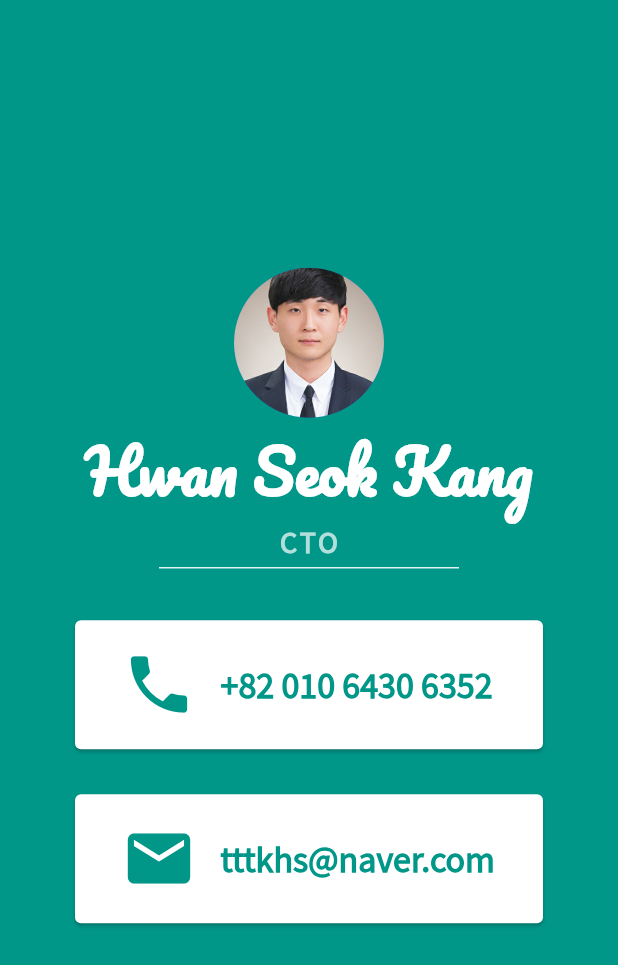
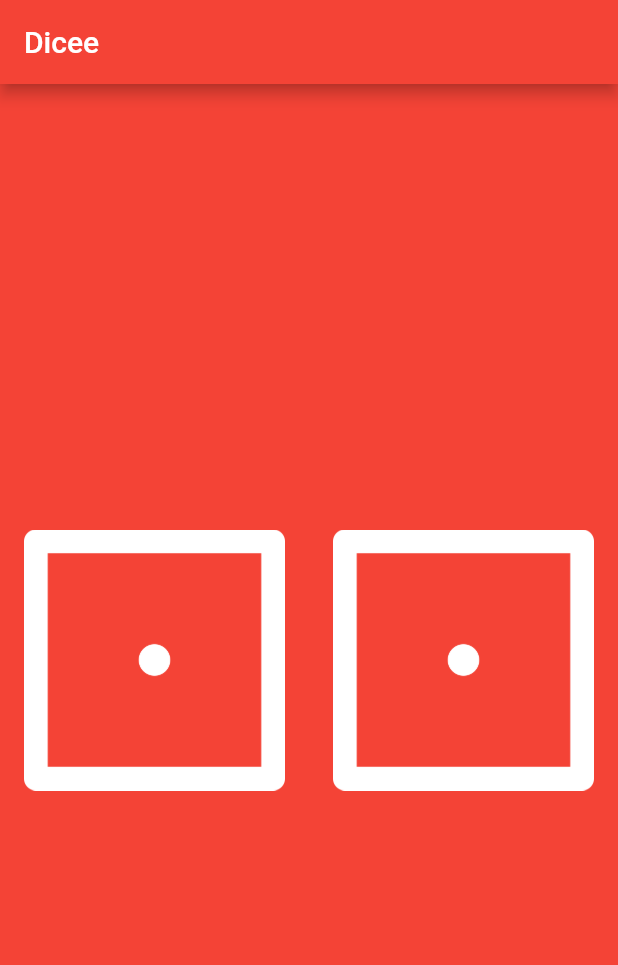
Before and after one commit to Hwan-seok/flutter_practice, a Flutter app: the screen it shows after launch, on a phone screen of 412 x 824 dp. Shown: the top 965 px of the screen. Run offline on Flutter 3.47's test engine with Material 2 defaults, Android fonts, the light colour scheme and no system bars.

Commit message:
(practice) only stateless widget app

```diff
--- a/lib/main.dart
+++ b/lib/main.dart
@@ -1,92 +1,44 @@
-import 'package:flutter/cupertino.dart';
 import 'package:flutter/material.dart';
 
 void main() {
-  runApp(MyApp());
+  return runApp(
+    MaterialApp(
+      home: Scaffold(
+        backgroundColor: Colors.red,
+        appBar: AppBar(
+          title: Text('Dicee'),
+          backgroundColor: Colors.red,
+        ),
+        body: DicePage(),
+      ),
+    ),
+  );
 }
 
-class MyApp extends StatelessWidget {
+class DicePage extends StatelessWidget {
   @override
   Widget build(BuildContext context) {
-    return MaterialApp(
-      home: Scaffold(
-        backgroundColor: Colors.teal,
-        body: SafeArea(
-          child: Column(
-            mainAxisAlignment: MainAxisAlignment.center,
-            children: <Widget>[
-              CircleAvatar(
-                radius: 50,
-                backgroundImage: AssetImage('images/hwan.jpg'),
+    return Container(
+      child: Center(
+        child: Row(
+          children: <Widget>[
+            Expanded(
+              child: FlatButton(
+                onPressed: () {
+                  print("left");
+                },
+                child: Image.asset('images/dice1.png'),
               ),
-              Text(
-                'Hwan Seok Kang',
-                style: TextStyle(
-                    fontSize: 40,
-                    color: Colors.white,
-                    fontFamily: 'Pacifico',
-                    fontWeight: FontWeight.bold),
+            ),
+            Expanded(
+              child: FlatButton(
+                onPressed: () {
+                  print("right");
+                },
+                child: Image.asset('images/dice1.png'),
               ),
-              Text(
-                'CTO',
-                style: TextStyle(
-                    fontFamily: 'SansPro',
-                    fontSize: 20,
-                    color: Colors.teal.shade100,
-                    fontWeight: FontWeight.bold,
-                    letterSpacing: 2.0),
-              ),
-              SizedBox(
-                height: 10,
-                width: 200,
-                child: Divider(
-                  color: Colors.teal.shade50,
-                  thickness: 1,
-                ),
-              ),
-              Card(
-                margin: EdgeInsets.symmetric(vertical: 30, horizontal: 50),
-                child: Padding(
-                  padding: const EdgeInsets.all(15.0),
-                  child: ListTile(
-                      leading: Icon(
-                        Icons.phone,
-                        size: 50,
-                        color: Colors.teal,
-                      ),
-                      title: Text(
-                        "+82 010 6430 6352",
-                        style: TextStyle(
-                            fontWeight: FontWeight.bold,
-                            color: Colors.teal,
-                            fontFamily: 'SansPro',
-                            fontSize: 24),
-                      )),
-                ),
-              ),
-              Card(
-                margin: EdgeInsets.fromLTRB(50, 0, 50, 30),
-                child: Padding(
-                  padding: const EdgeInsets.all(15.0),
-                  child: ListTile(
-                    leading: Icon(
-                      Icons.email,
-                      size: 50,
-                      color: Colors.teal,
-                    ),
-                    title: Text(
-                      "tttkhs@naver.com",
-                      style: TextStyle(
-                          fontWeight: FontWeight.bold,
-                          color: Colors.teal,
-                          fontFamily: 'SansPro',
-                          fontSize: 24),
-                    ),
-                  ),
-                ),
-              )
-            ],
-          ),
+            )
+          ],
         ),
       ),
     );
```
Also changed, not shown: pubspec.yaml (+5 -9 lines), images/dice1.png (added), images/dice2.png (added), images/dice3.png (added), images/dice4.png (added), images/dice5.png (added), images/dice6.png (added).
